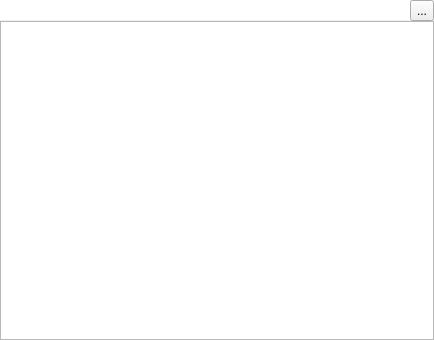
Above: folderform.ui from haraki/farman before the change. Below: the same form after it.
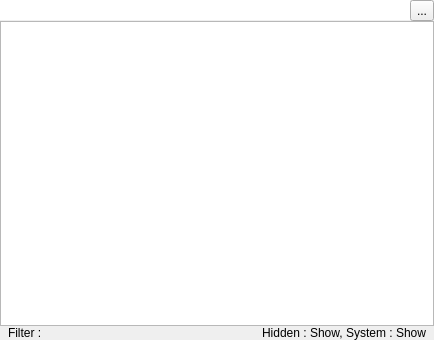
That is the form after the change. Custom widgets are drawn as their Qt base class.

Commit message: add filter status to FolderView.(refs #75)

Diff of the .ui file:
```diff
--- a/folderform.ui
+++ b/folderform.ui
@@ -111,6 +111,36 @@
      </attribute>
     </widget>
    </item>
+   <item>
+    <layout class="QHBoxLayout" name="horizontalLayout_2" stretch="1,0">
+     <property name="spacing">
+      <number>0</number>
+     </property>
+     <item>
+      <widget class="QLabel" name="filterNameMaskLabel">
+       <property name="text">
+        <string>Filter : </string>
+       </property>
+       <property name="indent">
+        <number>8</number>
+       </property>
+      </widget>
+     </item>
+     <item>
+      <widget class="QLabel" name="filterFlagsLabel">
+       <property name="text">
+        <string>Hidden : Show, System : Show</string>
+       </property>
+       <property name="alignment">
+        <set>Qt::AlignRight|Qt::AlignTrailing|Qt::AlignVCenter</set>
+       </property>
+       <property name="indent">
+        <number>8</number>
+       </property>
+      </widget>
+     </item>
+    </layout>
+   </item>
   </layout>
  </widget>
  <customwidgets>
```
Left out of the diff: 5 changed lines with no effect on the pictures. The commit also changes 1 other file.
